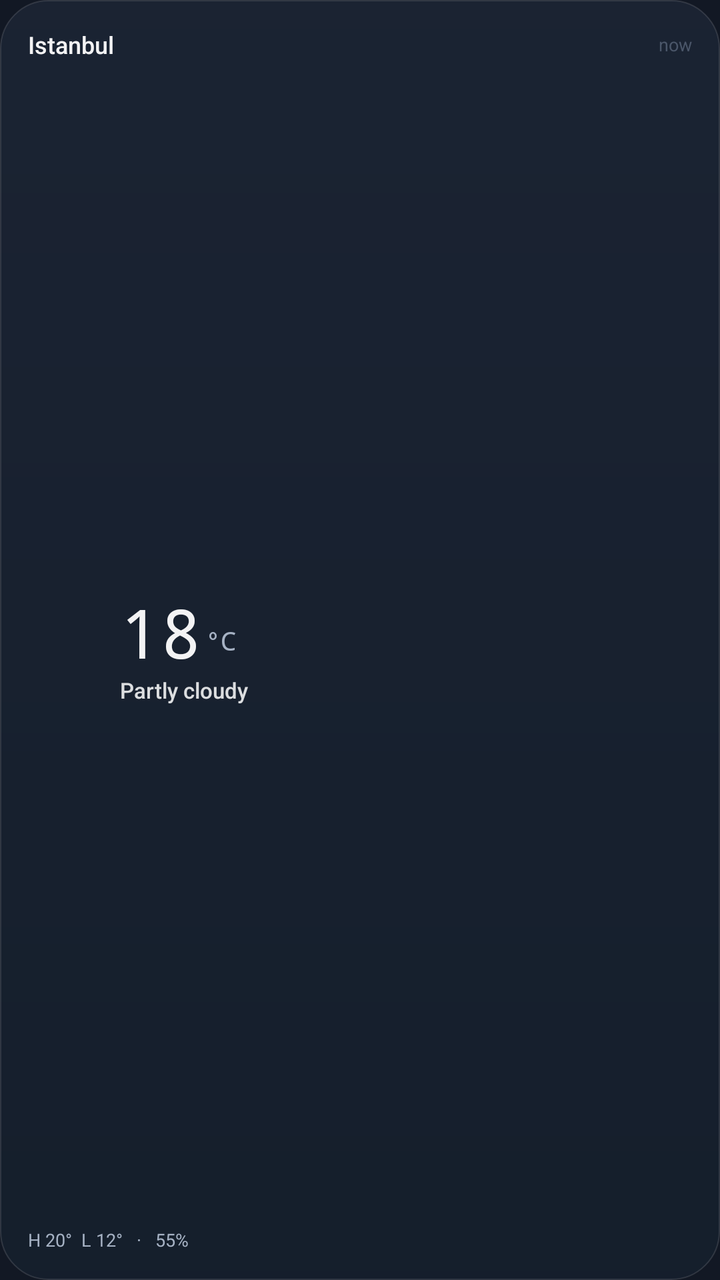
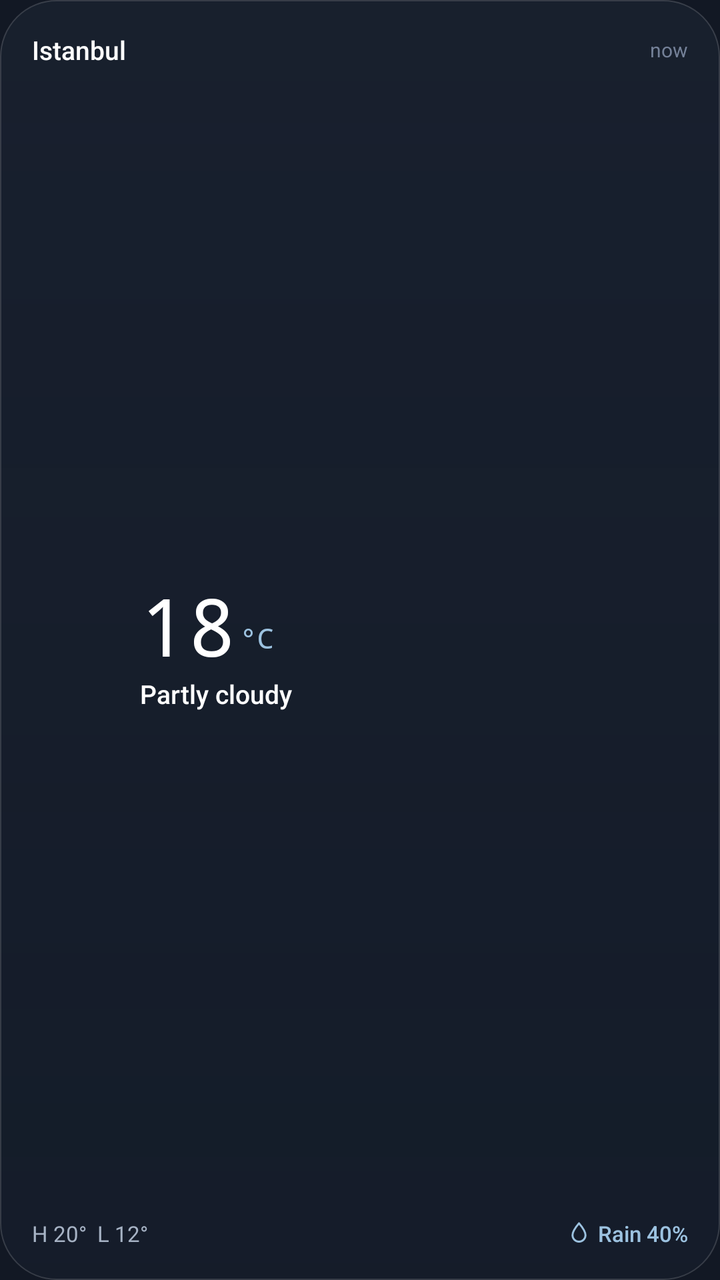

Two renders of the same Android screen: before a commit and after it. Below are the layout's source before the change and the commit's diff.
<!-- AndroidManifest.xml: application theme Theme.Atmos -->
<!-- res/layout/widget_compact.xml -->
<?xml version="1.0" encoding="utf-8"?>
<LinearLayout xmlns:android="http://schemas.android.com/apk/res/android"
    android:id="@+id/widget_root"
    android:layout_width="match_parent"
    android:layout_height="match_parent"
    android:background="@drawable/widget_bg"
    android:orientation="vertical"
    android:padding="14dp">

    <LinearLayout
        android:layout_width="match_parent"
        android:layout_height="wrap_content"
        android:gravity="center_vertical"
        android:orientation="horizontal">

        <TextView
            android:id="@+id/widget_location"
            android:layout_width="0dp"
            android:layout_height="wrap_content"
            android:layout_weight="1"
            android:ellipsize="end"
            android:fontFamily="sans-serif-medium"
            android:maxLines="1"
            android:text="Istanbul"
            android:textColor="#F2FFFFFF"
            android:textSize="12sp" />

        <TextView
            android:id="@+id/widget_updated"
            android:layout_width="wrap_content"
            android:layout_height="wrap_content"
            android:fontFamily="sans-serif"
            android:maxLines="1"
            android:text="now"
            android:textColor="#8A748198"
            android:textSize="9sp" />
    </LinearLayout>

    <LinearLayout
        android:layout_width="match_parent"
        android:layout_height="0dp"
        android:layout_weight="1"
        android:layout_marginTop="6dp"
        android:gravity="center_vertical"
        android:orientation="horizontal">

        <ImageView
            android:id="@+id/widget_icon"
            android:layout_width="38dp"
            android:layout_height="38dp"
            android:contentDescription="Condition" />

        <LinearLayout
            android:layout_width="0dp"
            android:layout_height="wrap_content"
            android:layout_weight="1"
            android:layout_marginStart="8dp"
            android:orientation="vertical">

            <LinearLayout
                android:layout_width="wrap_content"
                android:layout_height="wrap_content"
                android:orientation="horizontal"
                android:gravity="bottom">

                <TextView
                    android:id="@+id/widget_temp"
                    android:layout_width="wrap_content"
                    android:layout_height="wrap_content"
                    android:fontFamily="monospace"
                    android:includeFontPadding="false"
                    android:maxLines="1"
                    android:text="18"
                    android:textColor="#F2FFFFFF"
                    android:textSize="34sp" />

                <TextView
                    android:id="@+id/widget_unit"
                    android:layout_width="wrap_content"
                    android:layout_height="wrap_content"
                    android:layout_marginStart="2dp"
                    android:layout_marginBottom="4dp"
                    android:fontFamily="monospace"
                    android:maxLines="1"
                    android:text="°C"
                    android:textColor="#A6B2C4"
                    android:textSize="13sp" />
            </LinearLayout>

            <TextView
                android:id="@+id/widget_condition"
                android:layout_width="match_parent"
                android:layout_height="wrap_content"
                android:ellipsize="end"
                android:fontFamily="sans-serif-medium"
                android:maxLines="1"
                android:text="Partly cloudy"
                android:textColor="#D9FFFFFF"
                android:textSize="11sp" />
        </LinearLayout>
    </LinearLayout>

    <TextView
        android:id="@+id/widget_meta"
        android:layout_width="match_parent"
        android:layout_height="wrap_content"
        android:ellipsize="end"
        android:fontFamily="sans-serif"
        android:maxLines="1"
        android:text="H 20°  L 12°   ·   55%"
        android:textColor="#A6B2C4"
        android:textSize="9sp" />
</LinearLayout>
<!-- resources referenced by this layout -->
<resources>
  <!-- drawable widget_bg (drawable) -->
  <?xml version="1.0" encoding="utf-8"?>
  <shape xmlns:android="http://schemas.android.com/apk/res/android" android:shape="rectangle">
      <corners android:radius="24dp" />
      <gradient
          android:angle="270"
          android:startColor="#F21B2333"
          android:endColor="#F2151E2C" />
      <stroke android:width="0.8dp" android:color="#1FFFFFFF" />
  </shape>
  <style name="Theme.Atmos" parent="android:Theme.Material.NoActionBar">
          <item name="android:windowBackground">#121824</item>
          <item name="android:statusBarColor">@android:color/transparent</item>
          <item name="android:navigationBarColor">@android:color/transparent</item>
          <item name="android:windowLightStatusBar">false</item>
          <item name="android:windowLightNavigationBar">false</item>
          <item name="android:windowLayoutInDisplayCutoutMode">shortEdges</item>
          <item name="android:windowActionModeOverlay">true</item>
          <item name="android:enforceStatusBarContrast">false</item>
          <item name="android:enforceNavigationBarContrast">false</item>
      </style>
</resources>

<!-- the commit's change to res/layout/widget_compact.xml (unified diff, before → after) -->
@@ -5,7 +5,7 @@
     android:layout_height="match_parent"
     android:background="@drawable/widget_bg"
     android:orientation="vertical"
-    android:padding="14dp">
+    android:padding="16dp">
 
     <LinearLayout
         android:layout_width="match_parent"
@@ -22,46 +22,47 @@
             android:fontFamily="sans-serif-medium"
             android:maxLines="1"
             android:text="Istanbul"
-            android:textColor="#F2FFFFFF"
-            android:textSize="12sp" />
+            android:textColor="#FFFFFFFF"
+            android:textSize="13sp" />
 
         <TextView
             android:id="@+id/widget_updated"
             android:layout_width="wrap_content"
             android:layout_height="wrap_content"
+            android:layout_marginStart="6dp"
             android:fontFamily="sans-serif"
             android:maxLines="1"
             android:text="now"
-            android:textColor="#8A748198"
-            android:textSize="9sp" />
+            android:textColor="#748198"
+            android:textSize="10sp" />
     </LinearLayout>
 
     <LinearLayout
         android:layout_width="match_parent"
         android:layout_height="0dp"
         android:layout_weight="1"
-        android:layout_marginTop="6dp"
+        android:layout_marginTop="4dp"
         android:gravity="center_vertical"
         android:orientation="horizontal">
 
         <ImageView
             android:id="@+id/widget_icon"
-            android:layout_width="38dp"
-            android:layout_height="38dp"
+            android:layout_width="46dp"
+            android:layout_height="46dp"
             android:contentDescription="Condition" />
 
         <LinearLayout
             android:layout_width="0dp"
             android:layout_height="wrap_content"
+            android:layout_marginStart="8dp"
             android:layout_weight="1"
-            android:layout_marginStart="8dp"
             android:orientation="vertical">
 
             <LinearLayout
                 android:layout_width="wrap_content"
                 android:layout_height="wrap_content"
-                android:orientation="horizontal"
-                android:gravity="bottom">
+                android:gravity="bottom"
+                android:orientation="horizontal">
 
                 <TextView
                     android:id="@+id/widget_temp"
@@ -71,8 +72,8 @@
                     android:includeFontPadding="false"
                     android:maxLines="1"
                     android:text="18"
-                    android:textColor="#F2FFFFFF"
-                    android:textSize="34sp" />
+                    android:textColor="#FFFFFFFF"
+                    android:textSize="40sp" />
 
                 <TextView
                     android:id="@+id/widget_unit"
@@ -83,8 +84,8 @@
                     android:fontFamily="monospace"
                     android:maxLines="1"
                     android:text="°C"
-                    android:textColor="#A6B2C4"
-                    android:textSize="13sp" />
+                    android:textColor="#9CC2E0"
+                    android:textSize="14sp" />
             </LinearLayout>
 
             <TextView
@@ -95,19 +96,44 @@
                 android:fontFamily="sans-serif-medium"
                 android:maxLines="1"
                 android:text="Partly cloudy"
-                android:textColor="#D9FFFFFF"
+                android:textColor="#FFFFFFFF"
+                android:textSize="13sp" />
+        </LinearLayout>
+    </LinearLayout>
+
+    <LinearLayout
+        android:layout_width="match_parent"
+        android:layout_height="wrap_content"
+        android:gravity="center_vertical"
+        android:orientation="horizontal">
+
+        <TextView
+            android:id="@+id/widget_meta"
+            android:layout_width="0dp"
+            android:layout_height="wrap_content"
+            android:layout_weight="1"
+            android:ellipsize="end"
+            android:fontFamily="sans-serif"
+            android:maxLines="1"
+            android:text="H 20°  L 12°"
+            android:textColor="#A6B2C4"
+            android:textSize="11sp" />
+
+        <LinearLayout
+            android:layout_width="wrap_content"
+            android:layout_height="wrap_content"
+            android:gravity="center_vertical"
+            android:orientation="horizontal">
+            <ImageView android:id="@+id/widget_rain_icon" style="@style/WidgetDroplet" />
+            <TextView
+                android:id="@+id/widget_rain"
+                android:layout_width="wrap_content"
+                android:layout_height="wrap_content"
+                android:fontFamily="sans-serif-medium"
+                android:maxLines="1"
+                android:text="Rain 40%"
+                android:textColor="#9CC2E0"
                 android:textSize="11sp" />
         </LinearLayout>
     </LinearLayout>
-
-    <TextView
-        android:id="@+id/widget_meta"
-        android:layout_width="match_parent"
-        android:layout_height="wrap_content"
-        android:ellipsize="end"
-        android:fontFamily="sans-serif"
-        android:maxLines="1"
-        android:text="H 20°  L 12°   ·   55%"
-        android:textColor="#A6B2C4"
-        android:textSize="9sp" />
 </LinearLayout>
<!-- resource entries referenced after the edit -->
@@ -3,13 +3,20 @@
   <!-- drawable widget_bg (drawable) -->
   <?xml version="1.0" encoding="utf-8"?>
   <shape xmlns:android="http://schemas.android.com/apk/res/android" android:shape="rectangle">
-      <corners android:radius="24dp" />
+      <corners android:radius="28dp" />
       <gradient
           android:angle="270"
-          android:startColor="#F21B2333"
-          android:endColor="#F2151E2C" />
-      <stroke android:width="0.8dp" android:color="#1FFFFFFF" />
+          android:startColor="#B31A2231"
+          android:endColor="#99151E2C" />
+      <stroke android:width="0.8dp" android:color="#26FFFFFF" />
   </shape>
+  <style name="WidgetDroplet">
+          <item name="android:layout_width">13dp</item>
+          <item name="android:layout_height">13dp</item>
+          <item name="android:layout_marginEnd">3dp</item>
+          <item name="android:src">@drawable/ic_w_droplet</item>
+          <item name="android:contentDescription">Rain chance</item>
+      </style>
   <style name="Theme.Atmos" parent="android:Theme.Material.NoActionBar">
           <item name="android:windowBackground">#121824</item>
           <item name="android:statusBarColor">@android:color/transparent</item>
@@ -21,5 +28,20 @@
           <item name="android:enforceStatusBarContrast">false</item>
           <item name="android:enforceNavigationBarContrast">false</item>
       </style>
+  <!-- drawable ic_w_droplet (drawable) -->
+  <?xml version="1.0" encoding="utf-8"?>
+  <vector xmlns:android="http://schemas.android.com/apk/res/android"
+      android:width="12dp"
+      android:height="12dp"
+      android:viewportWidth="24"
+      android:viewportHeight="24">
+      <path
+          android:fillColor="#00000000"
+          android:strokeColor="#9CC2E0"
+          android:strokeWidth="1.8"
+          android:strokeLineCap="round"
+          android:strokeLineJoin="round"
+          android:pathData="M12,3 C12,3 6,10 6,14 A6,6 0 0 0 18,14 C18,10 12,3 12,3 Z" />
+  </vector>
 </resources>
 
